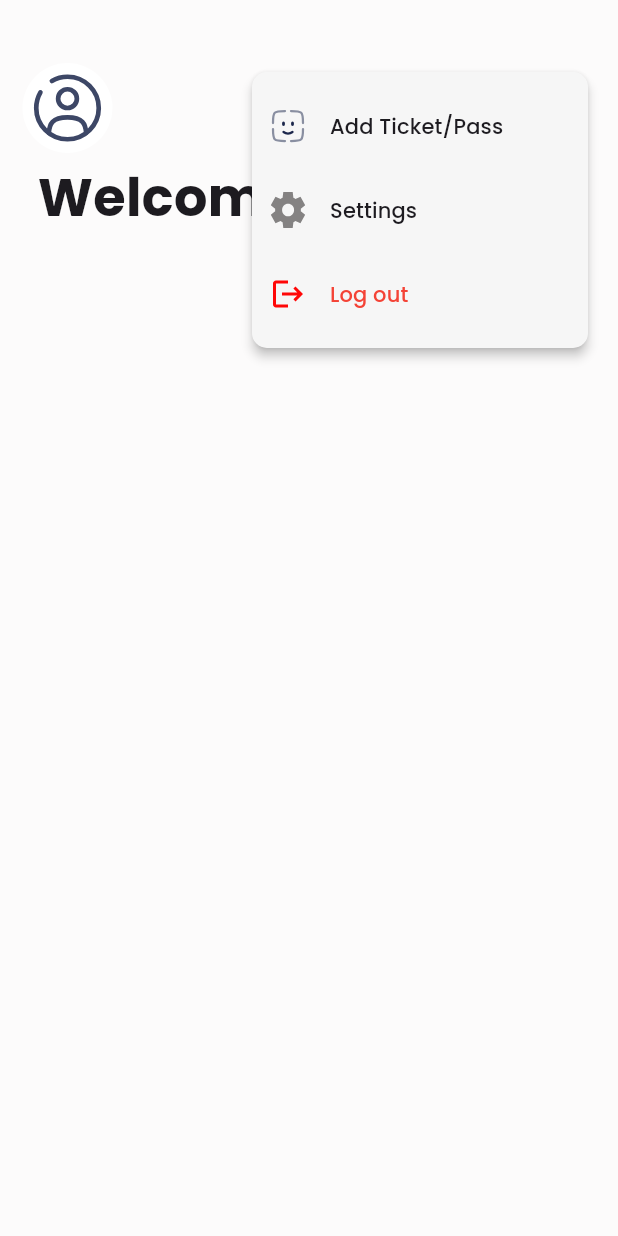
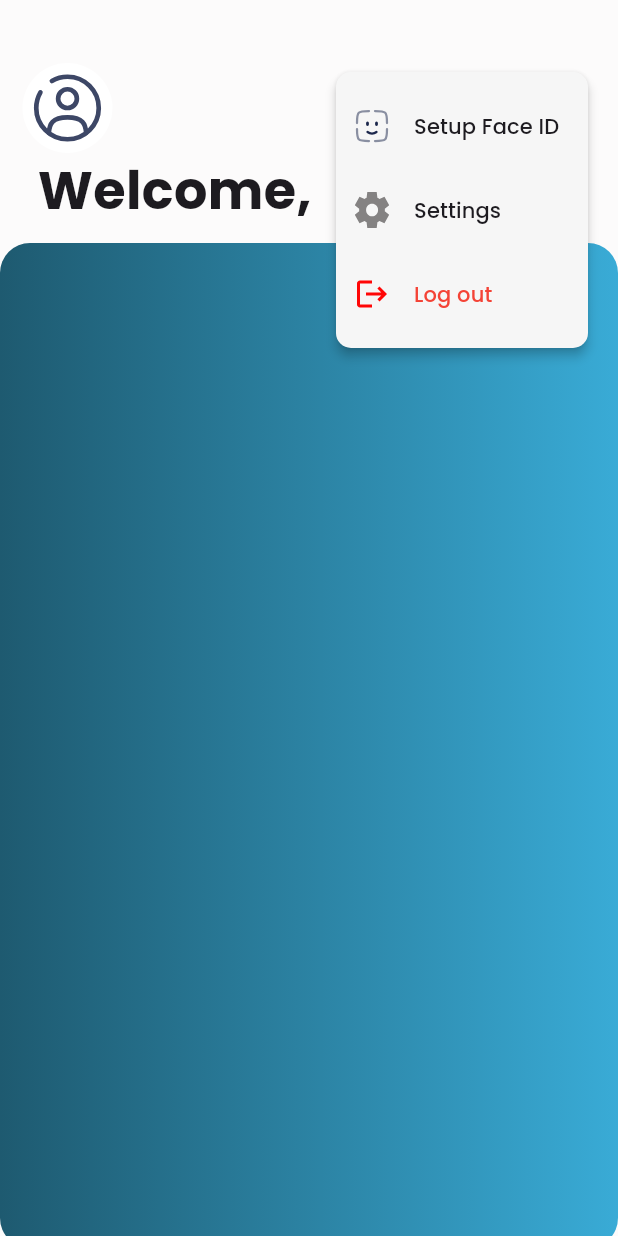
Before and after one commit to CSULB-AI-Club/facial_recognition, a Flutter app: the HomePage screen opened directly with empty values, after a tap on an icon or button, on a phone screen of 412 x 824 dp. Run offline on Flutter 3.47's test engine with Material 3 defaults, Android fonts, the phone set to English and light mode, and no system bars; our stand-ins replace camera, cloud_firestore, firebase_auth, firebase_core, flutter_svg; accounts and stored records are empty; project files that could hold a hidden picture were left out.

```diff
--- a/facial_recognition/lib/main.dart
+++ b/facial_recognition/lib/main.dart
@@ -2,9 +2,6 @@ import 'package:flutter/material.dart';
 import 'package:firebase_core/firebase_core.dart';
 import 'package:facial_recognition/pages/login.dart';
 import 'firebase_options.dart';
-import 'package:facial_recognition/pages/home.dart';
-import 'package:facial_recognition/pages/face_setup.dart';
-import 'package:facial_recognition/pages/camera.dart';
 
 void main() async{
   WidgetsFlutterBinding.ensureInitialized();
--- a/facial_recognition/lib/pages/camera.dart
+++ b/facial_recognition/lib/pages/camera.dart
@@ -1,10 +1,8 @@
 
 import 'package:camera/camera.dart';
 import 'package:flutter/material.dart';
-import 'package:gal/gal.dart';
 import 'package:http/http.dart' as http;
 import 'dart:io';
-import 'package:firebase_auth/firebase_auth.dart';
 import 'package:facial_recognition/pages/home.dart';
 
 
--- a/facial_recognition/lib/pages/face_setup.dart
+++ b/facial_recognition/lib/pages/face_setup.dart
@@ -3,10 +3,8 @@ import 'package:camera/camera.dart';
 import 'package:facial_recognition/pages/camera.dart';
 // import 'package:eyeblinkdetectface/index.dart';
 import 'package:flutter/material.dart';
-import 'package:gal/gal.dart';
 import 'package:http/http.dart' as http;
 import 'dart:io';
-import 'package:firebase_auth/firebase_auth.dart';
 // import 'package:eyeblinkdetectface/index.dart';
 
 class FaceSetup  extends StatefulWidget{
--- a/facial_recognition/lib/pages/home.dart
+++ b/facial_recognition/lib/pages/home.dart
@@ -11,7 +11,7 @@ import 'package:facial_recognition/pages/settings.dart';
 
 class HomePage extends StatelessWidget{
   final String uid;
-  HomePage({super.key, required this.uid});
+  const HomePage({super.key, required this.uid});
   //List <Tickets> tickets = [];
 
 
@@ -37,7 +37,7 @@ class HomePage extends StatelessWidget{
                   crossAxisAlignment: CrossAxisAlignment.start,
                   children: [
                     SizedBox(height: 0.175 * MediaQuery.of(context).devicePixelRatio * 160),
-                    Padding(padding: EdgeInsets.only(left: 15, bottom: 5),
+                    Padding(padding: EdgeInsets.only(left: 15),
                     child: Row(
                       children: [
                       Container(
@@ -65,7 +65,24 @@ class HomePage extends StatelessWidget{
                       child: Text('Welcome, ${userData['first_name']}', style: TextStyle(fontSize: 35, fontWeight: FontWeight.bold),
                       ))
                     ),
-
+                    Padding(
+                      padding: const EdgeInsets.only(top: 10),
+                      child: Container(
+                        width: 1000,
+                        height: 670,
+                        decoration: BoxDecoration(
+                          gradient: LinearGradient(
+                          colors: [Color.fromRGBO(30, 90, 112, 1), Color.fromRGBO(57, 171, 214, 1)],
+                          ),
+                          borderRadius: BorderRadius.only(
+                            topLeft: Radius.circular(20),
+                            bottomLeft: Radius.circular(20),
+                            bottomRight: Radius.circular(20),
+                            topRight: Radius.circular(20),
+                          )
+                        )
+                      ),
+                    )
                   ],
                 );
               }
@@ -124,7 +141,7 @@ class HomePage extends StatelessWidget{
               value: 1,
               child: ListTile(
                 leading: SvgPicture.asset('assets/icons/face_setup.svg', height: 24, width: 24),
-                title: Text('Add Ticket/Pass'),
+                title: Text('Setup Face ID'),
               ),
             ),
             PopupMenuItem(
--- a/facial_recognition/lib/pages/login.dart
+++ b/facial_recognition/lib/pages/login.dart
@@ -4,7 +4,6 @@ import 'package:flutter_svg/svg.dart';
 import 'package:facial_recognition/pages/signup.dart';
 import 'package:firebase_auth/firebase_auth.dart';
 import 'package:http/http.dart' as http;
-import 'dart:io';
 import 'dart:convert';
 class LogIn extends StatefulWidget {
   const LogIn({super.key});
```
Also changed, not shown: facial_recognition/lib/pages/connections_page.dart (renamed from facial_recognition/lib/pages/insitution_page.dart, +10 -2 lines), facial_recognition/lib/pages/institutions_page.dart (added, +107 -0 lines), facial_recognition/lib/pages/settings.dart (+7 -4 lines), 1 other file.
